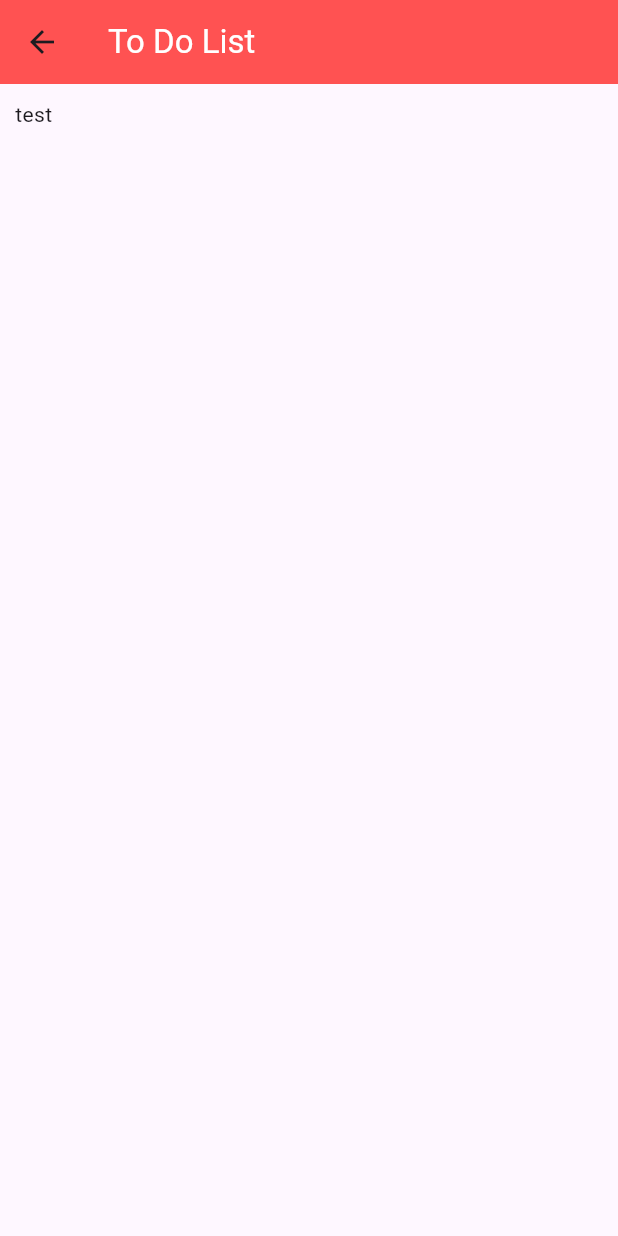
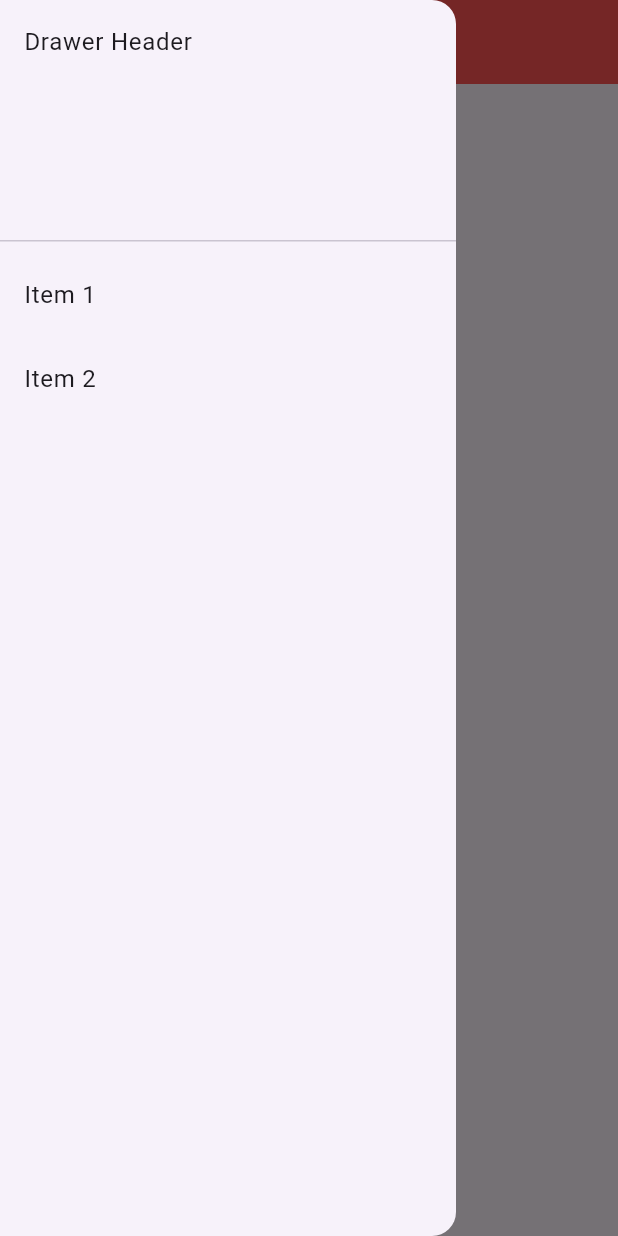
Before and after one commit to Ichiroki/to-do-flutter, a Flutter app: the Home screen opened by its route, with the side drawer open (before the commit the screen has no drawer), on a phone screen of 412 x 824 dp. Run offline on Flutter 3.47's test engine with Material 3 defaults, Android fonts, the phone set to English and light mode, and no system bars; our stand-ins replace flutter_secure_storage, shared_preferences; accounts and stored records are empty.

```diff
--- a/lib/Pages/home.dart
+++ b/lib/Pages/home.dart
@@ -21,6 +21,28 @@ class _HomeState extends State<Home> {
         backgroundColor: Colors.redAccent,
         title: const Text('To Do List', style: TextStyle(color: Colors.white),),
       ),
+      drawer: Drawer(
+        child: ListView(
+          padding: EdgeInsets.zero,
+          children: [
+            const DrawerHeader(
+              child: Text('Drawer Header'),
+            ),
+            ListTile(
+              title: const Text('Item 1'),
+              onTap: () {
+
+              }
+            ),
+            ListTile(
+              title: const Text('Item 2'),
+              onTap: () {
+
+              }
+            )
+          ],
+        ),
+      ),
       body: const Padding(
         padding: EdgeInsets.fromLTRB(10, 10, 10, 0),
         child: Row(
--- a/pubspec.yaml
+++ b/pubspec.yaml
@@ -36,10 +36,8 @@ dependencies:
   # Use with the CupertinoIcons class for iOS style icons.
   cupertino_icons: ^1.0.6
   shared_preferences: ^2.3.2
-  cookie_jar: ^4.0.8
-  dio: ^5.6.0
-  dio_cookie_manager: ^3.1.1
   http: ^1.2.2
+  flutter_secure_storage: ^8.0.0
 
 dev_dependencies:
   flutter_test:
```
Also changed, not shown: lib/Pages/login.dart (+15 -6 lines), lib/main.dart (+15 -2 lines), pubspec.lock, 6 other files.
